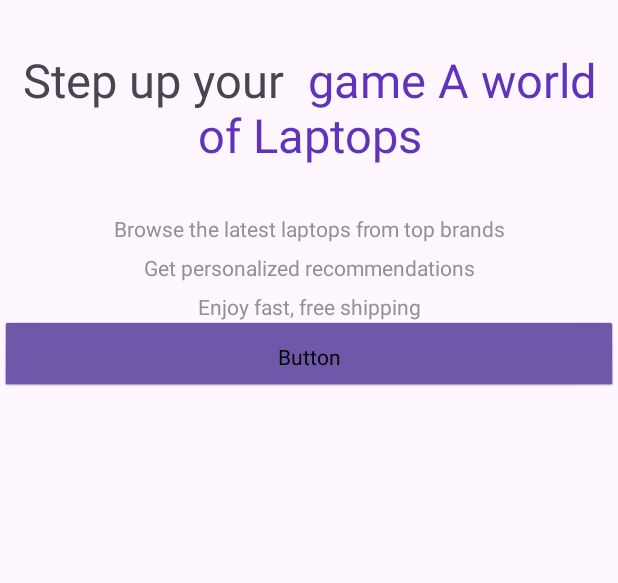
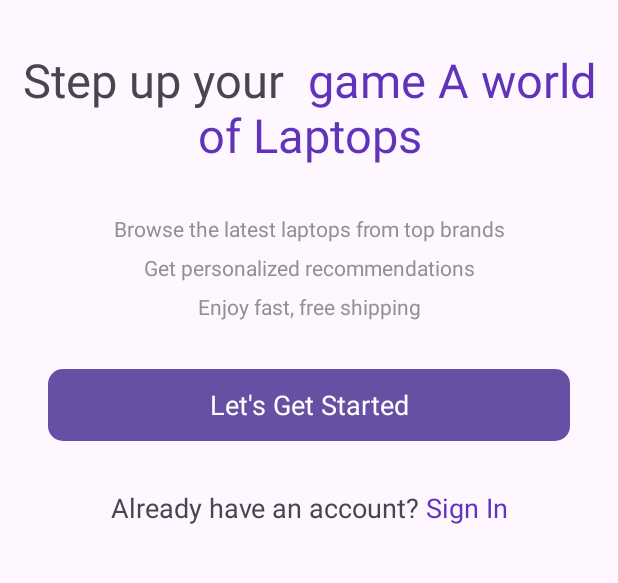
Before and after one commit to NotTarun11/Revive---App-Project, an Android app: the IntroActivity screen opened directly, with no data from a screen before it, on a phone screen of 412 x 824 dp, the part 240-823 px from its top. Run offline under Robolectric (Android 15) with nearby library versions, the phone set to English and light mode, and no system bars.

Commit message:
Added Intro sign in text

```diff
--- a/app/src/main/java/com/rubiconsurge/revive/activity/IntroActivity.kt
+++ b/app/src/main/java/com/rubiconsurge/revive/activity/IntroActivity.kt
@@ -10,7 +10,6 @@ import com.rubiconsurge.revive.R
 class IntroActivity : AppCompatActivity() {
     override fun onCreate(savedInstanceState: Bundle?) {
         super.onCreate(savedInstanceState)
-
         setContentView(R.layout.activity_intro)
 
     }
--- a/app/src/main/res/layout/activity_intro.xml
+++ b/app/src/main/res/layout/activity_intro.xml
@@ -43,11 +43,24 @@
                 android:textColor="@color/grey"/>
 
             <Button
-                android:id="@+id/button"
+                android:id="@+id/startBtn"
                 style="@android:style/Widget.Button"
+                android:layout_margin="32dp"
+                android:background="@drawable/purple_button_bg"
+                android:textColor="@color/white"
+
                 android:layout_width="match_parent"
                 android:layout_height="wrap_content"
-                android:text="Button" />
+                android:text="Let's Get Started"
+                android:textSize="18sp"/>
+
+            <TextView
+                android:id="@+id/textView3"
+                android:layout_width="match_parent"
+                android:layout_height="wrap_content"
+                android:textAlignment="center"
+                android:textSize="18sp"
+                android:text="@string/intro_signin" />
         </LinearLayout>
     </ScrollView>
 </androidx.constraintlayout.widget.ConstraintLayout>
--- a/app/src/main/res/values/strings.xml
+++ b/app/src/main/res/values/strings.xml
@@ -2,4 +2,5 @@
     <string name="app_name">Revive</string>
     <string name="intro_title">Step up your <font color="#6033ba"> game A world of Laptops</font></string>
     <string name="intro_text">Browse the latest laptops from top brands\nGet personalized recommendations\nEnjoy fast, free shipping</string>
+    <string name="intro_signin">Already have an account? <font color="#6033ba">Sign In</font></string>
 </resources>
```
